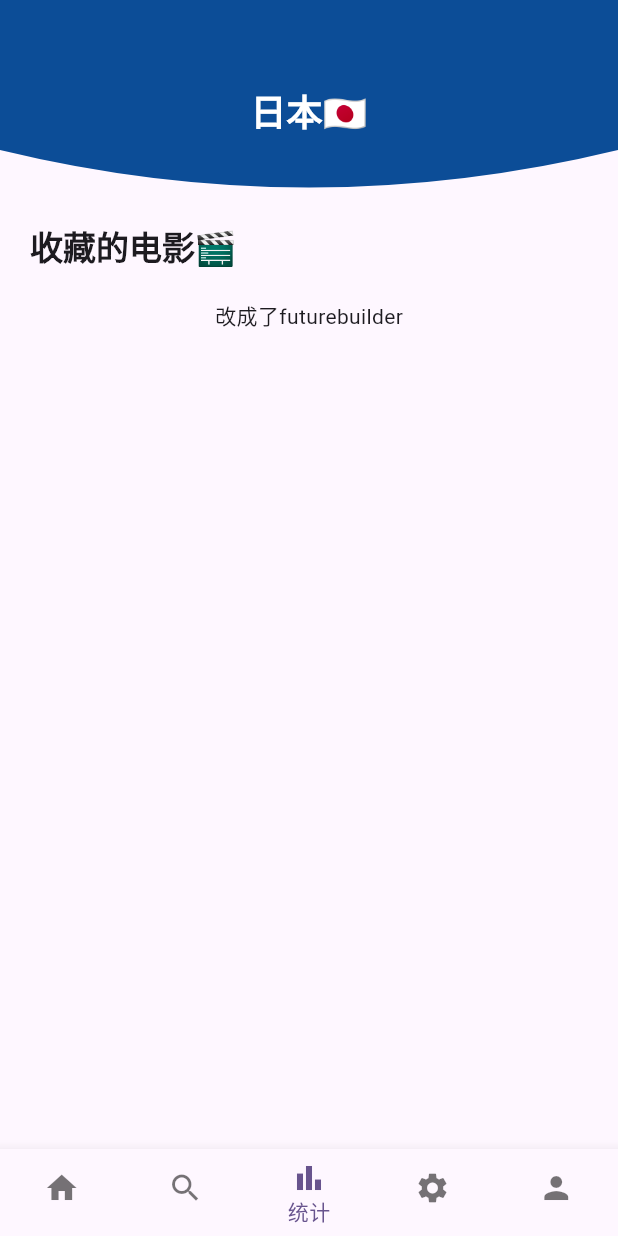
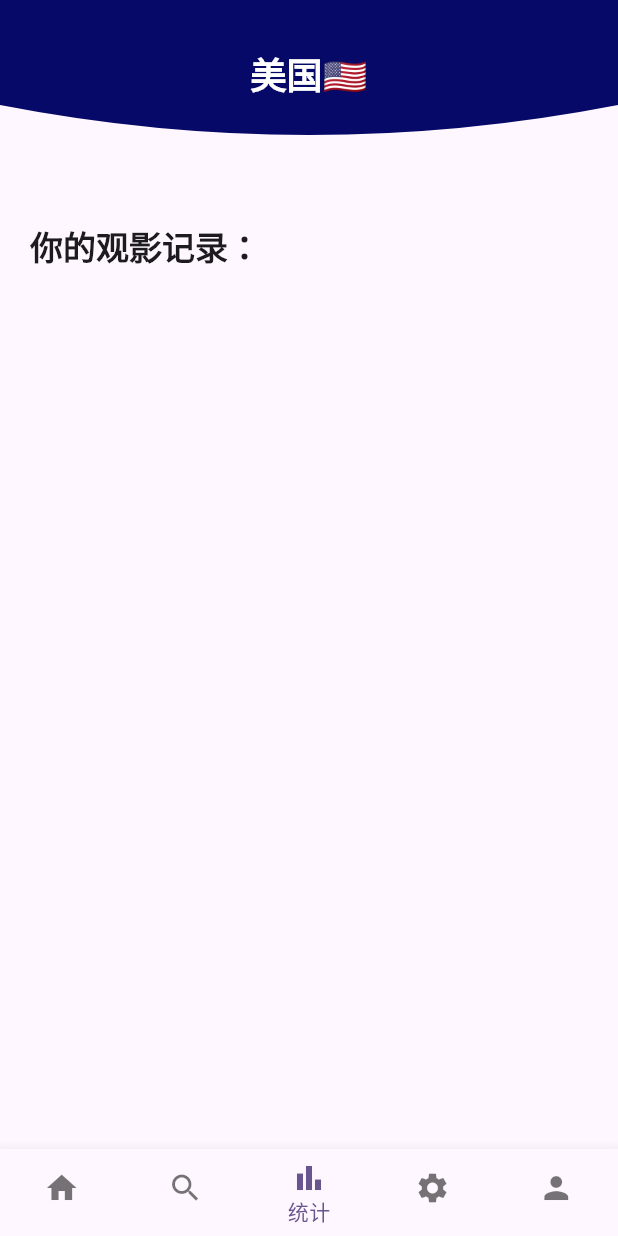
Before and after one commit to dongguaguaguagua/tracker, a Flutter app: the screen it shows after launch, item 3 of the bottom bar chosen, on a phone screen of 412 x 824 dp. Run offline on Flutter 3.47's test engine with Material 3 defaults, Android fonts, the phone set to English and light mode, and no system bars; our stand-ins replace cached_network_image, get, sqflite_common_ffi; accounts and stored records are empty; network calls fail; statements that could not run were skipped.

```diff
--- a/lib/page/statistic_page.dart
+++ b/lib/page/statistic_page.dart
@@ -1,7 +1,10 @@
 import 'package:flutter/material.dart';
 import 'package:flutter/widgets.dart';
+import 'package:tracker/page/discover_page.dart';
 import 'package:tracker/utils/data_structure.dart';
 import 'package:tracker/utils/database.dart';
+import 'package:tracker/widgets/stats_MovieList.dart';
+import 'package:tracker/widgets/stats_screen';
 
 
 class StatisticPage extends StatelessWidget {
@@ -16,7 +19,7 @@ class StatisticPage extends StatelessWidget {
 
     return Scaffold(
       appBar: AppBar(
-        toolbarHeight: 1000,
+        toolbarHeight: 100,
         backgroundColor: Colors.transparent,
         elevation: 0.0,
         flexibleSpace: ClipPath(
@@ -24,10 +27,10 @@ class StatisticPage extends StatelessWidget {
           child: Container(
             height: 150,
             width: MediaQuery.of(context).size.width,
-            color: Color.fromARGB(255, 12, 77, 151),
+            color: Color.fromARGB(255, 6, 9, 103),
             child: Center(
               child: Text(
-                '日本🇯🇵',
+                '美国🇺🇸',
                 style: Theme.of(context).textTheme.headlineSmall!.copyWith(
                       color: Colors.white,
                       fontWeight: FontWeight.bold,
@@ -39,6 +42,14 @@ class StatisticPage extends StatelessWidget {
       ),
       extendBodyBehindAppBar: true,
       body: SingleChildScrollView(
+        child: FutureBuilder(
+          future: Future.value(MediaDatabase.instance.readAllLocal()),
+          builder: (BuildContext context, AsyncSnapshot<dynamic> snapshot){
+            if(snapshot.hasError){
+              return const Icon(Icons.error, size:80);
+            }
+            if(snapshot.hasData){
+              return Container(
                 child: Padding(
                   padding: const EdgeInsets.symmetric(horizontal: 20, vertical: 150),
                   child: Column(
@@ -49,7 +60,7 @@ class StatisticPage extends StatelessWidget {
                           style: Theme.of(context).textTheme.headlineSmall,
                           children: [
                             TextSpan(
-                      text: '收藏的电影🎬',
+                              text: '你的观影记录：',
                               style: Theme.of(context)
                                   .textTheme
                                   .titleLarge!
@@ -59,32 +70,32 @@ class StatisticPage extends StatelessWidget {
                         ),
                       ),
                       const SizedBox(height: 20),
-              Center(
-                child: FutureBuilder(
-                  future: Future.value(MediaDatabase.instance.readAllLocal()),
-                  builder: (BuildContext context, AsyncSnapshot<dynamic> snapshot){
-                      if(snapshot.hasError){
-                        return const Icon(Icons.error, size:80);
-                      }
-                      if(snapshot.hasData){
-                        return Text('改成了futurebuilder');
+                      for (final movie in snapshot.data)
+                        InkWell(
+                          onTap: () {
+                            Navigator.push(
+                              context,
+                              MaterialPageRoute(
+                                builder: (context) => MovieScreen(movie: movie),
+                              ),
+                            );
+                          },
+                          child: MovieListItem(
+                            imageUrl: "https://image.tmdb.org/t/p/w500/${movie.posterPath}",
+                            name: movie.title,
+                            information: '${movie.releaseDate} | ${movie.voteAverage}',
+                          ),
+                        ),
+
+                    ],
+                  ),
+                ),
+              );
             }
           return const CircularProgressIndicator();
           }
         ),
       )
-
-
-              // for (final movie in movies) MovieListItem(
-
-              // )
-
-
-
-            ],
-          ),
-        ),
-      ),
     );
   }
 }
@@ -97,8 +108,8 @@ class _CustomClipper extends CustomClipper<Path> {
 
     var path = Path();
 
-    path.lineTo(0, height - 50);
-    path.quadraticBezierTo(width / 2, height, width, height - 50);
+    path.lineTo(0, height - 30);
+    path.quadraticBezierTo(width / 2, height*1.1, width, height - 30);
     path.lineTo(width, 0);
     path.close();
 
@@ -116,16 +127,18 @@ class _CustomClipper extends CustomClipper<Path> {
 
 
 
-// Future<List<SingleMovie>> localmovies = MediaDatabase.instance.readAllLocal();
 
+//extract a widget
+// class BigCard extends StatelessWidget {
+//   const BigCard({
+//     super.key,
+//     required this.pair,
+//   });
 
+//   final WordPair pair;
 
-// ListView.builder(
-//   itemCount: medias.length,
-//   itemBuilder: (context, index) {
-//     return ListTile(
-//       title: Text("tmdb ID:${medias[index].tmdbId}"),
-//       subtitle: Text(medias[index].watchedDate.toString()),
-//     );
-//   },
-// ),
+//   @override
+//   Widget build(BuildContext context) {
+//     return Text(pair.asLowerCase);
+//   }
+// }
```
Also changed, not shown: lib/widgets/statistic_MovieList.dart (deleted, +0 -17 lines), lib/widgets/stats_MovieList.dart (added, +146 -0 lines), 1 other file. Lines whose indentation alone changed are shown as unchanged.
